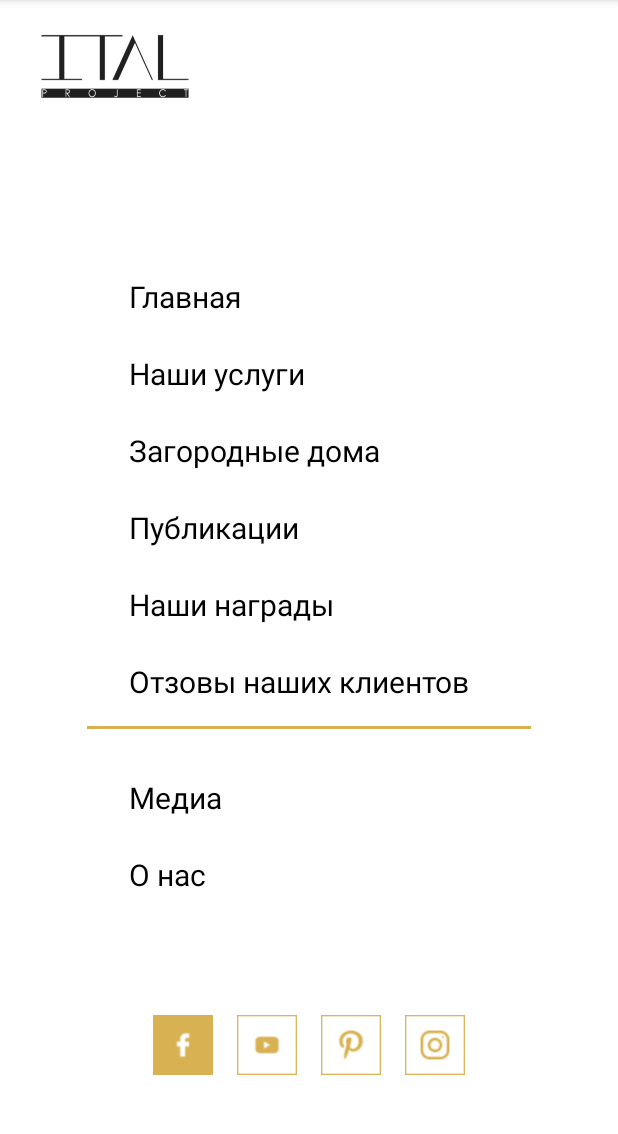
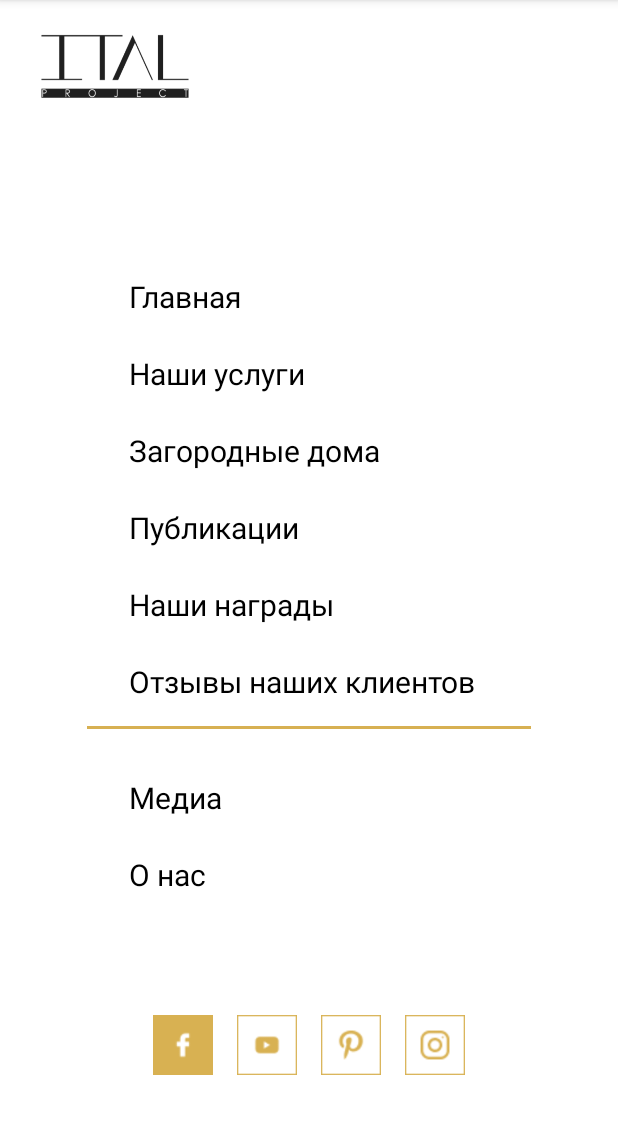
Before and after one commit to AssoRtl/practiceTeamwork, an Android app: the ActivityMenu screen opened directly, with no data from a screen before it, on a phone screen of 412 x 824 dp, the part 84-1218 px from its top. Run offline under Robolectric (Android 15) with nearby library versions, the phone set to English and light mode, and no system bars.

Commit message:
исправлена опечатка

```diff
--- a/app/src/main/res/layout/activtiy_menu.xml
+++ b/app/src/main/res/layout/activtiy_menu.xml
@@ -27,7 +27,7 @@
         android:layout_height="wrap_content"
         android:layout_marginTop="24dp"
         android:background="#00000000"
-        android:text="Отзовы наших клиентов"
+        android:text="Отзывы наших клиентов"
         android:textColor="#000000"
         android:onClick="feedback"
         android:textSize="20sp"
```
